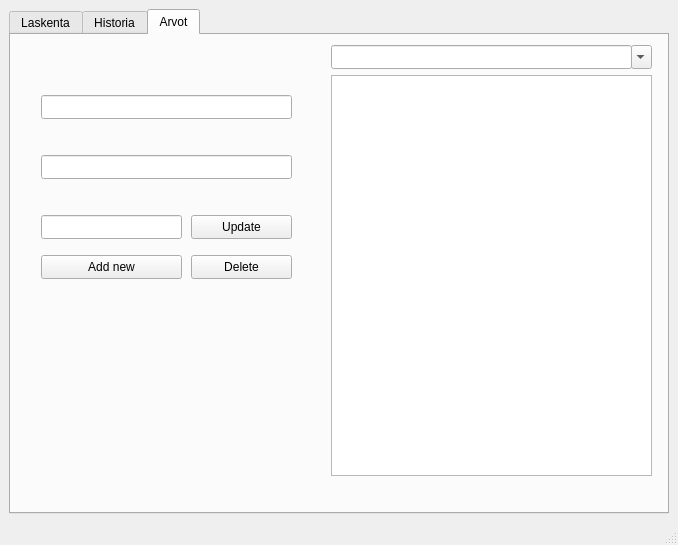
Qt form MateriaaliLaskin/mainwindow.ui (jmakkie/MateriaaliLaskin) before a commit.
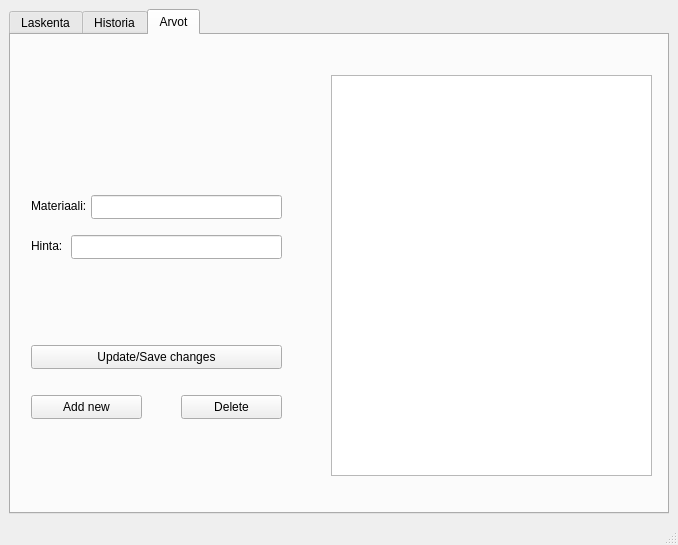
The same form after that commit. The open tabs and pages were chosen to show the change.

Diff of the .ui file:
```diff
--- a/MateriaaliLaskin/mainwindow.ui
+++ b/MateriaaliLaskin/mainwindow.ui
@@ -130,12 +130,12 @@
            </rect>
           </property>
          </widget>
-         <widget class="QComboBox" name="comboBox_4">
+         <widget class="QLineEdit" name="MateriaaliLineEdit">
           <property name="geometry">
            <rect>
-            <x>620</x>
-            <y>10</y>
-            <width>21</width>
+            <x>80</x>
+            <y>160</y>
+            <width>191</width>
             <height>24</height>
            </rect>
           </property>
@@ -143,62 +143,32 @@
          <widget class="QLineEdit" name="lineEdit">
           <property name="geometry">
            <rect>
-            <x>320</x>
-            <y>10</y>
-            <width>301</width>
+            <x>60</x>
+            <y>200</y>
+            <width>211</width>
             <height>24</height>
            </rect>
           </property>
          </widget>
-         <widget class="QLineEdit" name="lineEdit_2">
+         <widget class="QPushButton" name="updateButton">
           <property name="geometry">
            <rect>
-            <x>30</x>
-            <y>60</y>
+            <x>20</x>
+            <y>310</y>
             <width>251</width>
-            <height>24</height>
-           </rect>
-          </property>
-         </widget>
-         <widget class="QLineEdit" name="lineEdit_3">
-          <property name="geometry">
-           <rect>
-            <x>30</x>
-            <y>120</y>
-            <width>251</width>
-            <height>24</height>
-           </rect>
-          </property>
-         </widget>
-         <widget class="QLineEdit" name="lineEdit_4">
-          <property name="geometry">
-           <rect>
-            <x>30</x>
-            <y>180</y>
-            <width>141</width>
-            <height>24</height>
-           </rect>
-          </property>
-         </widget>
-         <widget class="QPushButton" name="pushButton">
-          <property name="geometry">
-           <rect>
-            <x>180</x>
-            <y>180</y>
-            <width>101</width>
             <height>24</height>
            </rect>
           </property>
           <property name="text">
-           <string>Update</string>
+           <string>Update/Save changes</string>
           </property>
          </widget>
          <widget class="QPushButton" name="pushButton_2">
           <property name="geometry">
            <rect>
-            <x>30</x>
-            <y>220</y>
-            <width>141</width>
+            <x>20</x>
+            <y>360</y>
+            <width>111</width>
             <height>24</height>
            </rect>
           </property>
@@ -209,8 +179,8 @@
          <widget class="QPushButton" name="pushButton_3">
           <property name="geometry">
            <rect>
-            <x>180</x>
-            <y>220</y>
+            <x>170</x>
+            <y>360</y>
             <width>101</width>
             <height>24</height>
            </rect>
@@ -219,6 +189,32 @@
            <string>Delete</string>
           </property>
          </widget>
+         <widget class="QLabel" name="label_4">
+          <property name="geometry">
+           <rect>
+            <x>20</x>
+            <y>160</y>
+            <width>61</width>
+            <height>21</height>
+           </rect>
+          </property>
+          <property name="text">
+           <string>Materiaali:</string>
+          </property>
+         </widget>
+         <widget class="QLabel" name="label_5">
+          <property name="geometry">
+           <rect>
+            <x>20</x>
+            <y>200</y>
+            <width>51</width>
+            <height>21</height>
+           </rect>
+          </property>
+          <property name="text">
+           <string>Hinta:</string>
+          </property>
+         </widget>
         </widget>
        </widget>
       </item>
```
Left out of the diff: 10 changed lines with no effect on the pictures.
